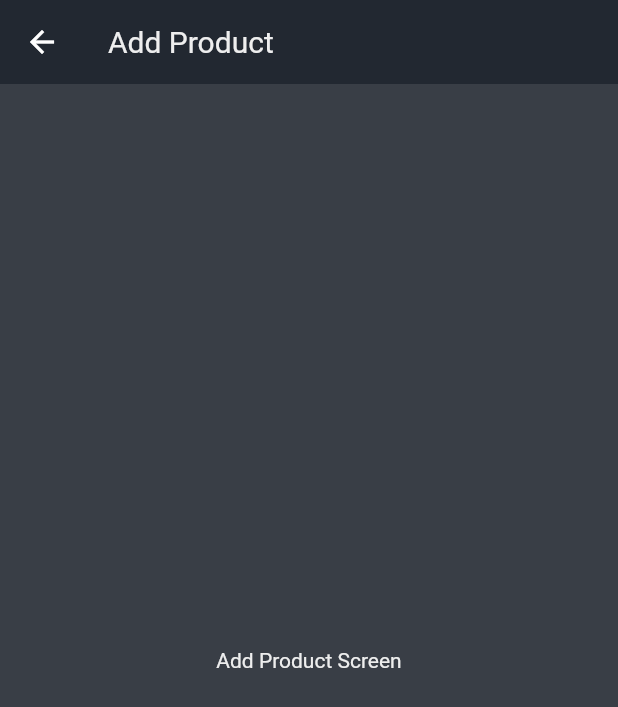
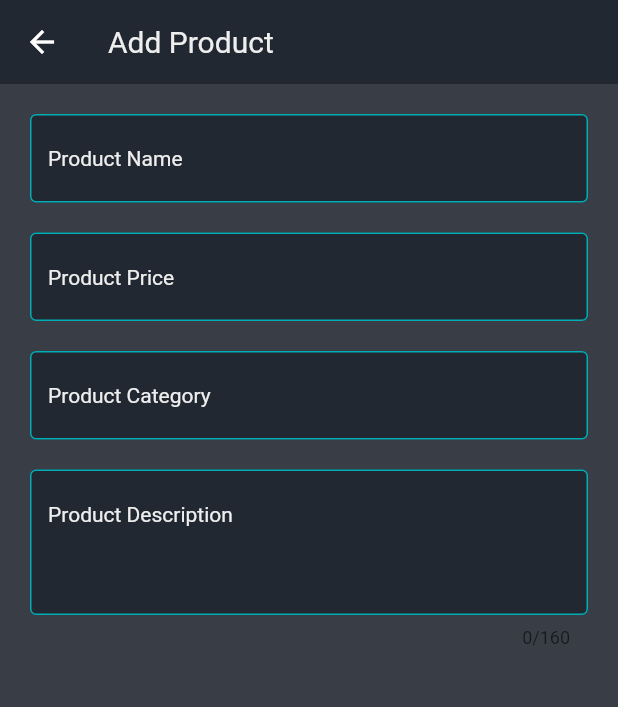
Before and after one commit to glomvardos/e-commerce-app, a Flutter app: the AddProductScreen screen opened by its route, on a phone screen of 412 x 824 dp. Shown: the top 707 px of the screen. Run offline on Flutter 3.47's test engine with Material 2 defaults, Android fonts, the phone set to English and light mode, and no system bars; our stand-ins replace bloc, dio, equatable, flutter_bloc.

Commit message:
Added form input field

```diff
--- a/lib/screens/admin/add_product_screen/add_product_screen.dart
+++ b/lib/screens/admin/add_product_screen/add_product_screen.dart
@@ -1,3 +1,4 @@
+import 'package:e_commerce_app/widgets/form_input.dart';
 import 'package:flutter/material.dart';
 
 class AddProductScreen extends StatelessWidget {
@@ -10,8 +11,37 @@ class AddProductScreen extends StatelessWidget {
       appBar: AppBar(
         title: const Text('Add Product'),
       ),
-      body: const Center(
-        child: Text('Add Product Screen'),
+      body: Center(
+        child: Padding(
+          padding: const EdgeInsets.all(20.0),
+          child: Form(
+              child: Column(
+            children: [
+              FormInput(
+                labelText: 'Product Name',
+              ),
+              const SizedBox(
+                height: 20,
+              ),
+              FormInput(
+                labelText: 'Product Price',
+              ),
+              const SizedBox(
+                height: 20,
+              ),
+              FormInput(
+                labelText: 'Product Category',
+              ),
+              const SizedBox(
+                height: 20,
+              ),
+              FormInput(
+                maxLines: 3,
+                labelText: 'Product Description',
+              ),
+            ],
+          )),
+        ),
       ),
     );
   }
--- /dev/null
+++ b/lib/widgets/form_input.dart
@@ -0,0 +1,57 @@
+import 'package:flutter/material.dart';
+
+class FormInput extends StatelessWidget {
+  const FormInput({
+    Key? key,
+    required this.labelText,
+    this.obscureText = false,
+    this.keyboardType = TextInputType.text,
+    this.maxLines = 1,
+  }) : super(key: key);
+
+  final String labelText;
+  final TextInputType keyboardType;
+  final bool obscureText;
+  final int maxLines;
+
+  @override
+  Widget build(BuildContext context) {
+    return TextFormField(
+      showCursor: true,
+      cursorColor: Theme.of(context).colorScheme.secondary,
+      keyboardType: keyboardType,
+      obscureText: obscureText,
+      maxLines: maxLines,
+      maxLength: maxLines == 1 ? null : 160,
+      style: const TextStyle(
+        color: Color(0xFFEEEEEE),
+      ),
+      decoration: InputDecoration(
+        alignLabelWithHint: true,
+        labelText: labelText,
+        labelStyle: const TextStyle(color: Color(0xFFEEEEEE), fontSize: 14),
+        floatingLabelStyle: TextStyle(
+          color: Theme.of(context).colorScheme.secondary,
+        ),
+        floatingLabelAlignment: FloatingLabelAlignment.start,
+        filled: true,
+        fillColor: Theme.of(context).colorScheme.primary,
+        enabledBorder: OutlineInputBorder(
+          borderSide: BorderSide(
+            color: Theme.of(context).colorScheme.secondary,
+          ),
+        ),
+        focusedBorder: OutlineInputBorder(
+          borderSide: BorderSide(
+            color: Theme.of(context).colorScheme.secondary,
+          ),
+        ),
+        errorBorder: const OutlineInputBorder(
+          borderSide: BorderSide(
+            color: Colors.redAccent,
+          ),
+        ),
+      ),
+    );
+  }
+}
```
